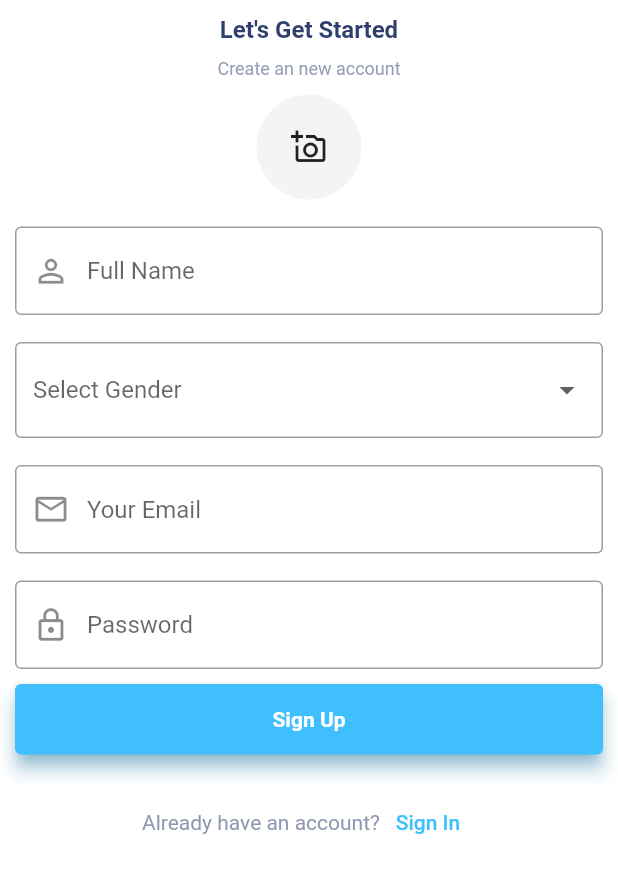
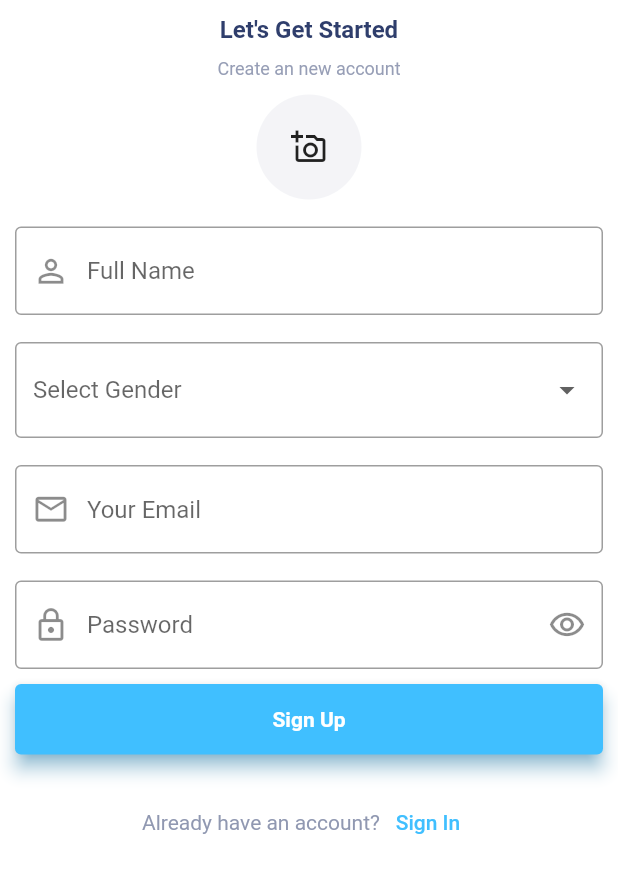
Before and after one commit to Hashir-Khan777/ecommerce_app_ui_flutter, a Flutter app: the Register screen opened directly, on a phone screen of 412 x 824 dp, the part 243-1136 px from its top. Run offline on Flutter 3.47's test engine with Material 2 defaults, Android fonts, the light colour scheme and no system bars; our stand-ins replace carousel_slider, dio, flutter_signin_button, get, image_picker, shared_preferences; accounts and stored records are empty; network calls fail.

Commit message:
signup flow completed

```diff
--- a/frontend/lib/models/user_model.dart
+++ b/frontend/lib/models/user_model.dart
@@ -0,0 +1,34 @@
+class UserModel {
+  var id;
+  var name;
+  var gender;
+  var email;
+  var password;
+  var image;
+  var token;
+  var createdAt;
+  var updatedAt;
+
+  UserModel(
+      {this.name,
+      this.gender,
+      this.image,
+      this.email,
+      this.password,
+      this.createdAt,
+      this.updatedAt,
+      this.id,
+      this.token});
+
+  UserModel.fromJson(Map<String, dynamic> json) {
+    id = json["id"];
+    name = json['name'];
+    email = json['email'];
+    image = json['image'];
+    password = json['password'];
+    gender = json['gender'];
+    token = json['token'];
+    createdAt = json['created_at'];
+    updatedAt = json['updated_at'];
+  }
+}
--- a/frontend/lib/views/register.dart
+++ b/frontend/lib/views/register.dart
@@ -1,16 +1,28 @@
+import 'dart:convert';
+import 'dart:io';
 import 'package:flutter/material.dart';
 import 'package:frontend/constants/color_contants.dart';
+import 'package:frontend/controllers/auth_controller.dart';
+import 'package:frontend/models/user_model.dart';
 import 'package:frontend/views/login.dart';
 import 'package:get/get.dart';
 import 'package:image_picker/image_picker.dart';
 
-class Register extends StatelessWidget {
+class Register extends StatefulWidget {
   const Register({Key? key}) : super(key: key);
 
   @override
+  State<Register> createState() => _RegisterState();
+}
+
+class _RegisterState extends State<Register> {
+  ImagePicker picker = ImagePicker();
+  Map<String, dynamic> form = {};
+  File? userImage;
+  bool obscureText = true;
+
+  @override
   Widget build(BuildContext context) {
-    ImagePicker picker = ImagePicker();
-
     return Scaffold(
       backgroundColor: Color(ColorConstants.primaryWhite),
       body: Center(
@@ -54,22 +66,41 @@ class Register extends StatelessWidget {
                       color: Color(ColorConstants.primaryGrey).withOpacity(0.1),
                       borderRadius: BorderRadius.circular(100),
                     ),
-                    child: const Icon(Icons.add_a_photo_outlined),
+                    child: userImage != null
+                        ? ClipRRect(
+                            borderRadius: BorderRadius.circular(100),
+                            child: Image.file(
+                              userImage!,
+                              fit: BoxFit.cover,
+                            ),
+                          )
+                        : const Icon(Icons.add_a_photo_outlined),
                   ),
                   onTap: () async {
                     XFile? image =
-                        await picker.pickImage(source: ImageSource.camera);
-                    print("image ${image?.path}");
+                        await picker.pickImage(source: ImageSource.gallery);
+                    if (image != null) {
+                      setState(() {
+                        userImage = File(image.path);
+                      });
+                      setState(() {
+                        form = {...form, "image": "${File(image.path)}"};
+                      });
+                    }
                   },
                 ),
                 Padding(
                   padding: const EdgeInsets.only(top: 18.0),
                   child: TextFormField(
+                    keyboardType: TextInputType.name,
                     decoration: const InputDecoration(
                       border: OutlineInputBorder(),
                       hintText: 'Full Name',
                       prefixIcon: Icon(Icons.person_outline, size: 25),
                     ),
+                    onChanged: (value) => setState(() {
+                      form = {...form, "name": value};
+                    }),
                   ),
                 ),
                 Padding(
@@ -85,32 +116,61 @@ class Register extends StatelessWidget {
                       DropdownMenuItem(value: "male", child: Text("Male")),
                       DropdownMenuItem(value: "female", child: Text("Famale")),
                     ],
-                    onChanged: (value) {},
+                    onChanged: (value) => setState(() {
+                      form = {...form, "gender": value};
+                    }),
                   ),
                 ),
                 Padding(
                   padding: const EdgeInsets.symmetric(vertical: 18.0),
                   child: TextFormField(
+                    keyboardType: TextInputType.emailAddress,
                     decoration: const InputDecoration(
                       border: OutlineInputBorder(),
                       hintText: 'Your Email',
                       prefixIcon: Icon(Icons.email_outlined, size: 25),
                     ),
+                    onChanged: (value) => setState(() {
+                      form = {...form, "email": value};
+                    }),
                   ),
                 ),
                 TextFormField(
-                  decoration: const InputDecoration(
-                    border: OutlineInputBorder(),
+                  obscureText: obscureText,
+                  keyboardType: TextInputType.visiblePassword,
+                  decoration: InputDecoration(
+                    border: const OutlineInputBorder(),
                     hintText: 'Password',
-                    prefixIcon: Icon(Icons.lock_outline, size: 25),
+                    prefixIcon: const Icon(Icons.lock_outline, size: 25),
+                    suffixIcon: GestureDetector(
+                      onTap: () {
+                        setState(() {
+                          obscureText = !obscureText;
+                        });
+                      },
+                      child: Icon(
+                        obscureText
+                            ? Icons.visibility_outlined
+                            : Icons.visibility_off_outlined,
+                        size: 25,
                       ),
+                    ),
+                  ),
+                  onChanged: (value) => setState(() {
+                    form = {...form, "password": value};
+                  }),
                 ),
                 Container(
                   width: MediaQuery.of(context).size.width,
                   height: 47,
                   margin: const EdgeInsets.only(top: 10, bottom: 21),
-                  child: ElevatedButton(
-                    onPressed: () {},
+                  child: GetBuilder<AuthController>(
+                    init: AuthController(),
+                    builder: (controller) {
+                      return ElevatedButton(
+                        onPressed: () {
+                          controller.signUp(form);
+                        },
                         style: ElevatedButton.styleFrom(
                           backgroundColor: Color(ColorConstants.primaryBlue),
                           elevation: 5,
@@ -123,6 +183,8 @@ class Register extends StatelessWidget {
                             fontWeight: FontWeight.bold,
                           ),
                         ),
+                      );
+                    },
                   ),
                 ),
                 Row(
```
Also changed, not shown: frontend/lib/controllers/auth_controller.dart (+16 -27 lines), frontend/lib/controllers/product_controller.dart (+6 -2 lines), frontend/lib/views/login.dart (+27 -4 lines), 5 other files. Lines whose indentation alone changed are shown as unchanged.
